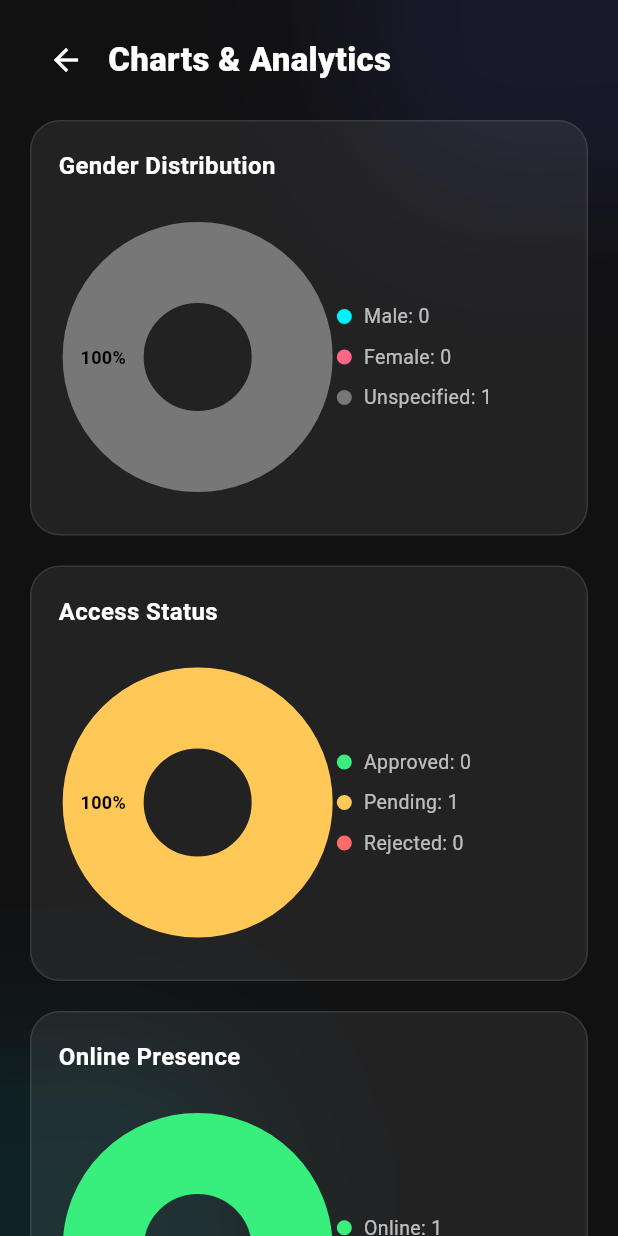
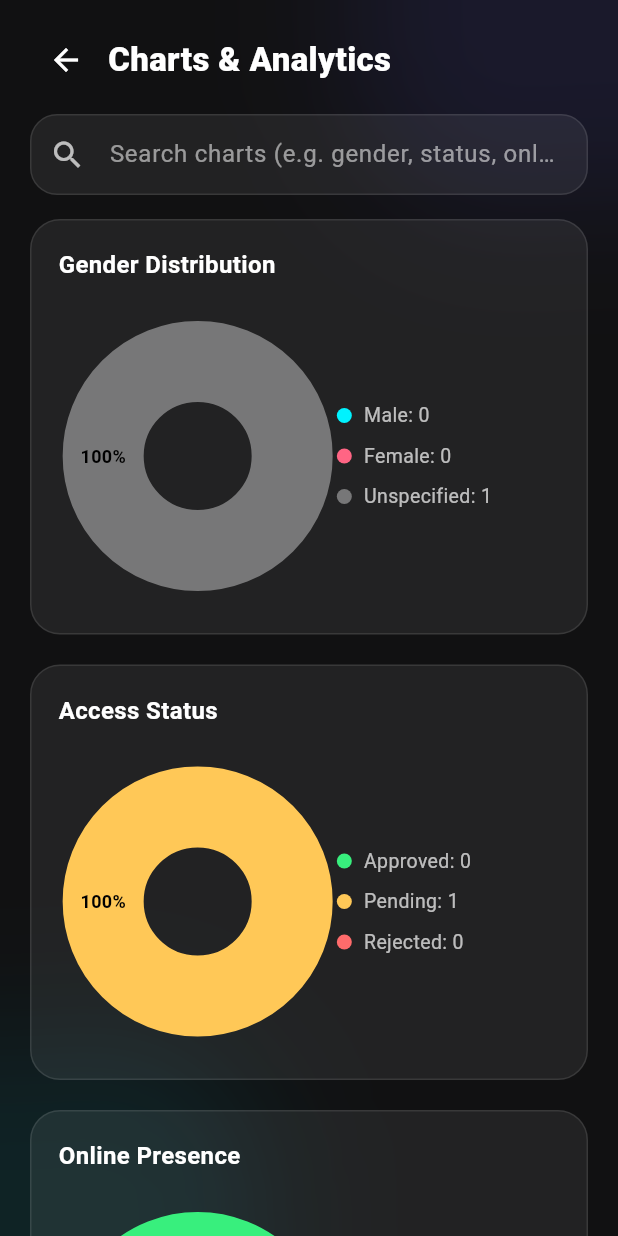
Before and after one commit to Zaryab-khanzk/wilapp, a Flutter app: the ChartsScreen screen opened directly, on a phone screen of 412 x 824 dp. Run offline on Flutter 3.47's test engine with Material 3 defaults, Android fonts, the phone set to English and light mode, and no system bars; drawn by our look-alikes of fl_chart; our stand-ins replace cloud_firestore, firebase_auth, firebase_core; accounts and stored records are empty.

Commit message:
charts and analytics

```diff
--- a/lib/screens/admin_screens/charts_screen.dart
+++ b/lib/screens/admin_screens/charts_screen.dart
@@ -7,8 +7,32 @@ import 'package:flutter/material.dart';
 import '../../core/colors/app_colors.dart';
 import '../../core/services/presence_service.dart';
 
-class ChartsScreen extends StatelessWidget {
+class ChartsScreen extends StatefulWidget {
   const ChartsScreen({super.key});
+
+  @override
+  State<ChartsScreen> createState() => _ChartsScreenState();
+}
+
+class _ChartsScreenState extends State<ChartsScreen> {
+  final TextEditingController _searchController = TextEditingController();
+  String _query = '';
+
+  @override
+  void initState() {
+    super.initState();
+    _searchController.addListener(() {
+      setState(() {
+        _query = _searchController.text.trim().toLowerCase();
+      });
+    });
+  }
+
+  @override
+  void dispose() {
+    _searchController.dispose();
+    super.dispose();
+  }
 
   @override
   Widget build(BuildContext context) {
@@ -40,6 +64,42 @@ class ChartsScreen extends StatelessWidget {
                         ),
                       ),
                     ],
+                  ),
+                ),
+                Padding(
+                  padding: const EdgeInsets.fromLTRB(20, 0, 20, 12),
+                  child: Container(
+                    decoration: BoxDecoration(
+                      color: Colors.white.withOpacity(0.07),
+                      borderRadius: BorderRadius.circular(18),
+                      border: Border.all(color: Colors.white.withOpacity(0.1)),
+                    ),
+                    child: TextField(
+                      controller: _searchController,
+                      style: const TextStyle(color: Colors.white),
+                      decoration: InputDecoration(
+                        hintText: 'Search charts (e.g. gender, status, online)',
+                        hintStyle: const TextStyle(color: Colors.white54),
+                        prefixIcon: const Icon(
+                          Icons.search,
+                          color: Colors.white70,
+                        ),
+                        suffixIcon: _query.isEmpty
+                            ? null
+                            : IconButton(
+                                icon: const Icon(
+                                  Icons.clear,
+                                  color: Colors.white54,
+                                ),
+                                onPressed: () => _searchController.clear(),
+                              ),
+                        border: InputBorder.none,
+                        contentPadding: const EdgeInsets.symmetric(
+                          horizontal: 18,
+                          vertical: 14,
+                        ),
+                      ),
+                    ),
                   ),
                 ),
                 Expanded(
@@ -88,9 +148,7 @@ class ChartsScreen extends StatelessWidget {
                         }
                       }
 
-                      return ListView(
-                        padding: const EdgeInsets.fromLTRB(20, 4, 20, 24),
-                        children: [
+                      final allCharts = <_ChartCard>[
                         _ChartCard(
                           title: 'Gender Distribution',
                           sections: [
@@ -112,7 +170,6 @@ class ChartsScreen extends StatelessWidget {
                               ),
                           ],
                         ),
-                          const SizedBox(height: 20),
                         _ChartCard(
                           title: 'Access Status',
                           sections: [
@@ -133,7 +190,6 @@ class ChartsScreen extends StatelessWidget {
                             ),
                           ],
                         ),
-                          const SizedBox(height: 20),
                         _ChartCard(
                           title: 'Online Presence',
                           sections: [
@@ -145,7 +201,31 @@ class ChartsScreen extends StatelessWidget {
                             _Slice('Offline', offlineCount, Colors.white38),
                           ],
                         ),
-                        ],
+                      ];
+
+                      final filteredCharts = _query.isEmpty
+                          ? allCharts
+                          : allCharts
+                                .where(
+                                  (card) =>
+                                      card.title.toLowerCase().contains(_query),
+                                )
+                                .toList();
+
+                      if (filteredCharts.isEmpty) {
+                        return Center(
+                          child: Text(
+                            'No charts match "$_query".',
+                            style: const TextStyle(color: Colors.white54),
+                          ),
+                        );
+                      }
+
+                      return ListView.separated(
+                        padding: const EdgeInsets.fromLTRB(20, 4, 20, 24),
+                        itemCount: filteredCharts.length,
+                        separatorBuilder: (_, __) => const SizedBox(height: 20),
+                        itemBuilder: (context, index) => filteredCharts[index],
                       );
                     },
                   ),
```
Lines whose indentation alone changed are shown as unchanged.
